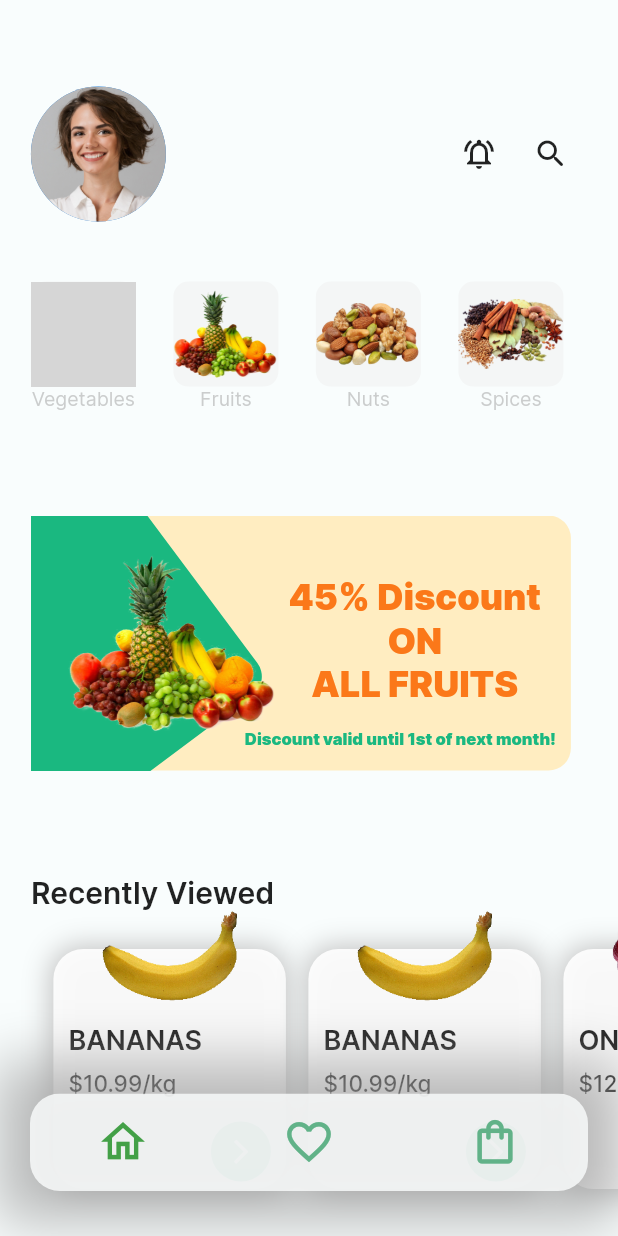
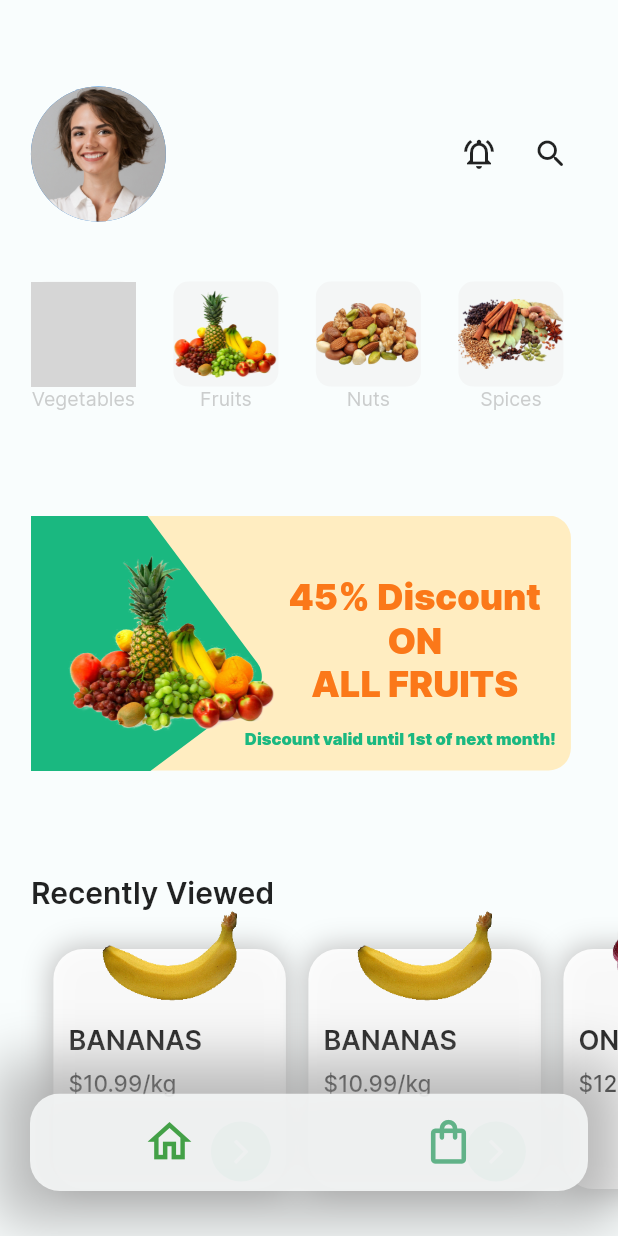
Before and after one commit to 0xcm1k3/groceries_flutter_templete, a Flutter app: the screen it shows after launch, on a phone screen of 412 x 824 dp. Run offline on Flutter 3.47's test engine with Material 2 defaults, Android fonts, the phone set to English and light mode, and no system bars; grey boxes are pictures that could not be loaded.

Commit message:
Update customBottomNav.dart

```diff
--- a/lib/screens/home_page/components/customBottomNav.dart
+++ b/lib/screens/home_page/components/customBottomNav.dart
@@ -33,7 +33,7 @@ class customBottomNav extends StatelessWidget {
             onTap: (index)=>action(index),
               items: [
           BottomNavigationBarItem(icon: Icon(Icons.home_outlined),label: "tes"),
-          BottomNavigationBarItem(icon: Icon(Icons.favorite_border_outlined),label: "tes"),
+          //BottomNavigationBarItem(icon: Icon(Icons.favorite_border_outlined),label: "tes"),
           BottomNavigationBarItem(icon: Icon(Icons.shopping_bag_outlined),label: "tes"),
               ],
               backgroundColor: default_settings.kPrimaryColor.withOpacity(0.9),
```
